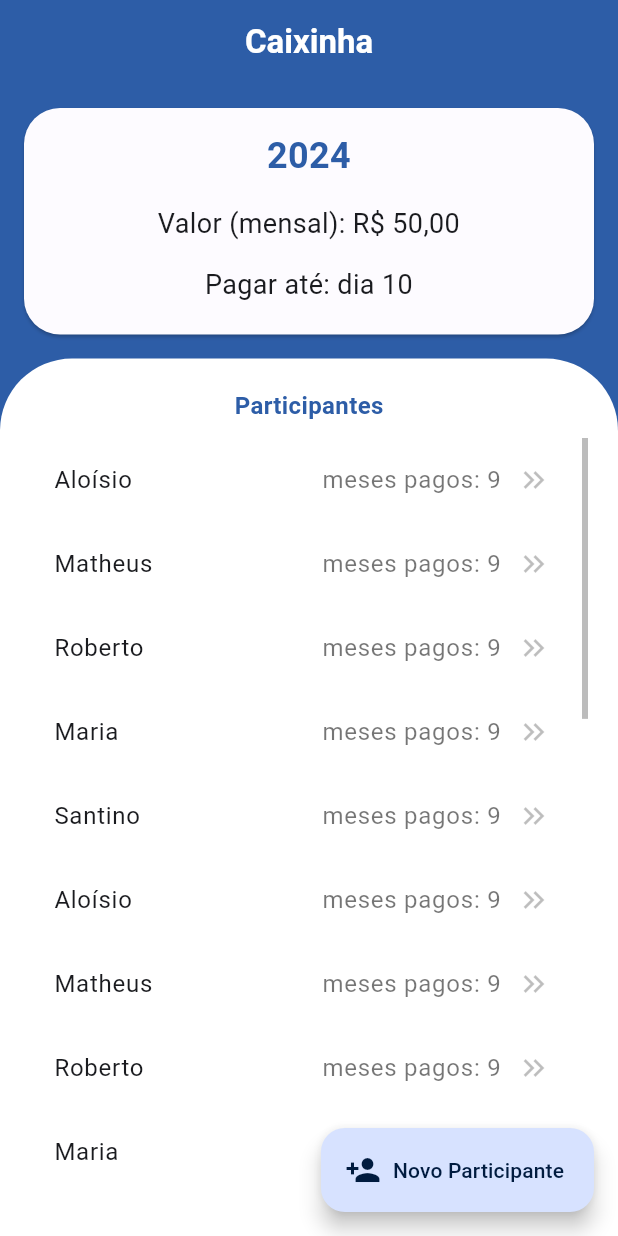
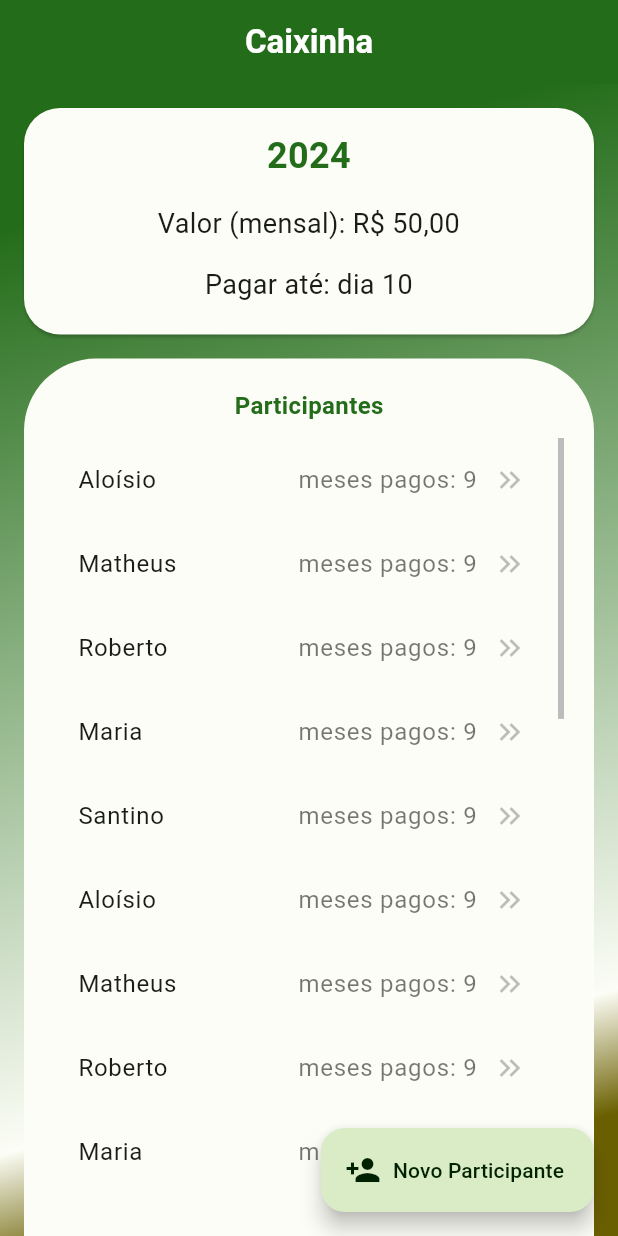
Before and after one commit to mathbaltazar/app-caixinha, a Flutter app: the screen it shows after launch, on a phone screen of 412 x 824 dp. Run offline on Flutter 3.47's test engine with Material 3 defaults, Android fonts, the phone set to English and light mode, and no system bars; our stand-ins replace flutter_modular.

```diff
--- a/lib/app/modules/home/presentation/pages/home_page.dart
+++ b/lib/app/modules/home/presentation/pages/home_page.dart
@@ -52,8 +52,17 @@ class HomePage extends StatelessWidget {
           backgroundColor: AppColors.colorPrimary,
         ),
         body: Container(
-          decoration: BoxDecoration(color: AppColors.colorPrimary),
-          height: MediaQuery.of(context).size.height,
+          decoration: BoxDecoration(
+              gradient: LinearGradient(
+            begin: Alignment.topCenter,
+            end: Alignment.bottomRight,
+            colors: [
+              AppColors.colorPrimary,
+              AppColors.colorSurface,
+              AppColors.colorTertiary,
+            ],
+            stops: const [0.05, 0.8, 0.9],
+          )),
           child: Flex(
             crossAxisAlignment: CrossAxisAlignment.stretch,
             direction: Axis.vertical,
@@ -92,9 +101,10 @@ class HomePage extends StatelessWidget {
               Flexible(
                 child: Container(
                   padding: const EdgeInsets.all(20),
+                  margin: const EdgeInsets.symmetric(horizontal: 16),
                   decoration: BoxDecoration(
-                    color: Colors.white,
-                    borderRadius: BorderRadius.only(
+                    color: AppColors.colorSurface,
+                    borderRadius: const BorderRadius.only(
                         topLeft: Radius.circular(48),
                         topRight: Radius.circular(48)),
                   ),
```
Also changed, not shown: lib/app/core/theme/color_schemes.g.dart.
